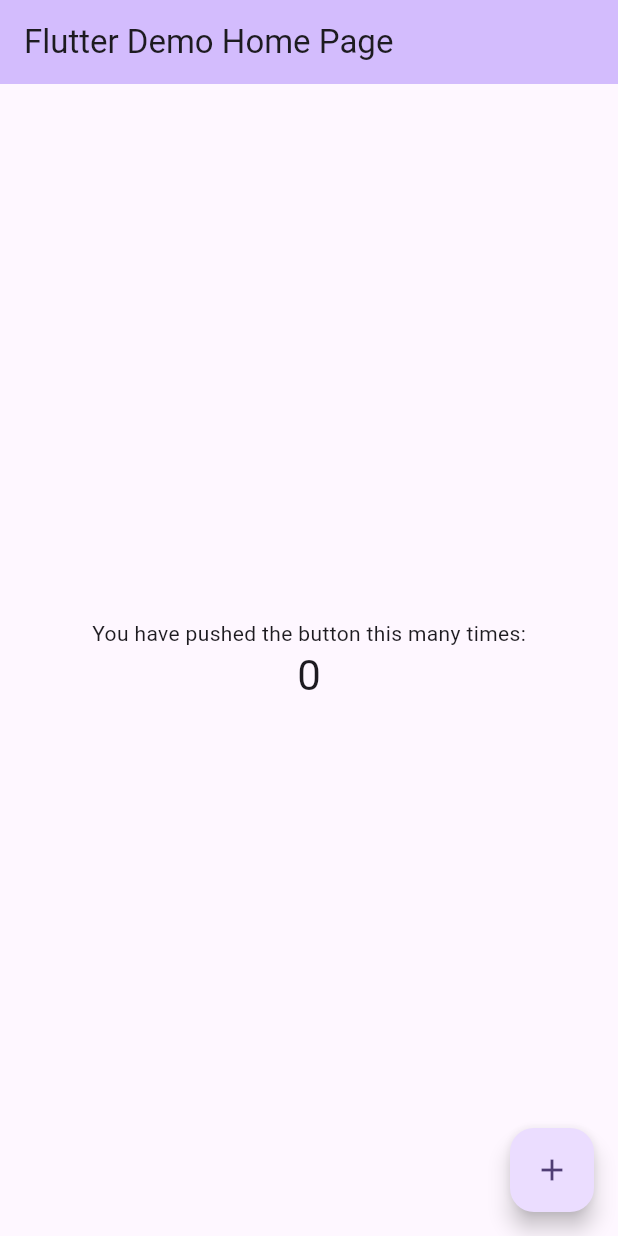
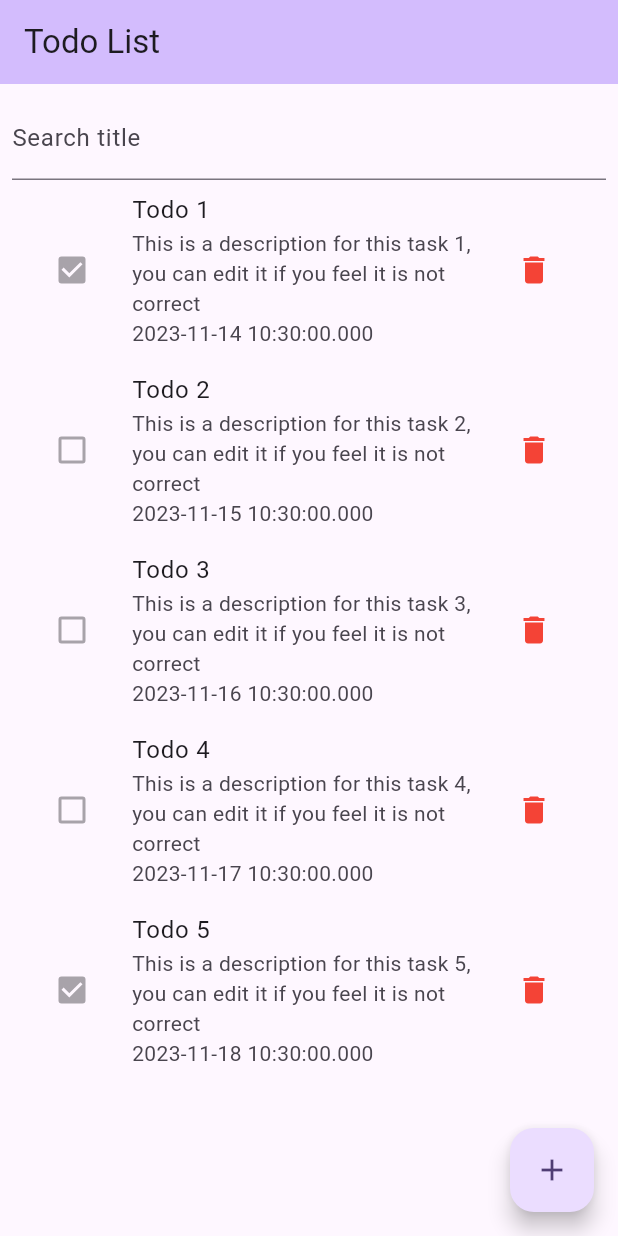
Before and after one commit to ThatPham2000/flutter_training, a Flutter app: the screen it shows after launch, on a phone screen of 412 x 824 dp. Run offline on Flutter 3.47's test engine with Material 2 defaults, Android fonts, the phone set to English and light mode, and no system bars.

Commit message:
Topic 2: UI and Routing

```diff
--- /dev/null
+++ b/todo_app/lib/home_page.dart
@@ -0,0 +1,120 @@
+import 'package:flutter/material.dart';
+import 'package:todo_app/add_todo_page.dart';
+import 'package:todo_app/edit_todo_page.dart';
+import 'package:todo_app/models/todo.dart';
+
+class HomePage extends StatefulWidget {
+  const HomePage({super.key, required this.title});
+
+  final String title;
+
+  @override
+  State<HomePage> createState() => _HomePageState();
+}
+
+class _HomePageState extends State<HomePage> {
+  final _todos = <Todo>[];
+  final _searchController = TextEditingController();
+
+  @override
+  void initState() {
+    _todos.addAll(List.generate(5, (index) {
+      return Todo(
+        id: '$index',
+        title: 'Todo ${index + 1}',
+        deadline: DateTime.now().add(Duration(days: index)),
+        description:
+            'This is a description for this task ${index + 1}, you can edit it if you feel it is not correct',
+        isComplete: index % 4 == 0,
+      );
+    }));
+    super.initState();
+  }
+
+  @override
+  void dispose() {
+    _searchController.dispose();
+    super.dispose();
+  }
+
+  @override
+  Widget build(BuildContext context) {
+    final showTodos =
+        _todos.where((e) => e.title.contains(_searchController.text)).toList();
+
+    return Scaffold(
+      appBar: AppBar(
+        backgroundColor: Theme.of(context).colorScheme.inversePrimary,
+        title: Text(widget.title),
+      ),
+      body: Padding(
+        padding: const EdgeInsets.all(8.0),
+        child: Column(
+          children: [
+            TextFormField(
+              controller: _searchController,
+              decoration: const InputDecoration(labelText: 'Search title'),
+              onChanged: (value) {
+                setState(() {});
+              },
+            ),
+            Expanded(
+              child: ListView.builder(
+                itemCount: showTodos.length,
+                itemBuilder: (context, index) {
+                  return ListTile(
+                    title: Text(showTodos[index].title),
+                    subtitle: showTodos[index].description == null
+                        ? null
+                        : Text(
+                            '${showTodos[index].description!}\n${showTodos[index].deadline}'),
+                    leading: Checkbox(
+                      value: showTodos[index].isComplete,
+                      onChanged: null,
+                    ),
+                    trailing: Tooltip(
+                      message: 'Delete',
+                      child: IconButton(
+                        icon: const Icon(Icons.delete, color: Colors.red),
+                        onPressed: () {
+                          setState(() {
+                            _todos.removeWhere(
+                                (e) => e.id == showTodos[index].id);
+                          });
+                        },
+                      ),
+                    ),
+                    onTap: () async {
+                      final newTodo = await Navigator.of(context).pushNamed(
+                          EditTodoPage.routeName,
+                          arguments: showTodos[index]);
+                      newTodo as Todo?;
+                      if (newTodo != null) {
+                        setState(() {
+                          _todos[_todos.indexWhere(
+                              (e) => e.id == showTodos[index].id)] = newTodo;
+                        });
+                      }
+                    },
+                  );
+                },
+              ),
+            ),
+          ],
+        ),
+      ),
+      floatingActionButton: FloatingActionButton(
+        onPressed: () async {
+          final newTodo =
+              await Navigator.of(context).pushNamed(AddTodoPage.routeName);
+          newTodo as Todo?;
+          if (newTodo != null) {
+            setState(() => _todos.add(newTodo));
+          }
+        },
+        tooltip: 'Add Todo',
+        child: const Icon(Icons.add),
+      ),
+    );
+  }
+}
--- a/todo_app/lib/main.dart
+++ b/todo_app/lib/main.dart
@@ -1,4 +1,5 @@
 import 'package:flutter/material.dart';
+import 'package:todo_app/routes/routes.dart';
 
 void main() {
   runApp(const MyApp());
@@ -7,119 +8,16 @@ void main() {
 class MyApp extends StatelessWidget {
   const MyApp({super.key});
 
-  // This widget is the root of your application.
   @override
   Widget build(BuildContext context) {
     return MaterialApp(
-      title: 'Flutter Demo',
+      title: 'Todo App',
+      debugShowCheckedModeBanner: false,
       theme: ThemeData(
-        // This is the theme of your application.
-        //
-        // TRY THIS: Try running your application with "flutter run". You'll see
-        // the application has a blue toolbar. Then, without quitting the app,
-        // try changing the seedColor in the colorScheme below to Colors.green
-        // and then invoke "hot reload" (save your changes or press the "hot
-        // reload" button in a Flutter-supported IDE, or press "r" if you used
-        // the command line to start the app).
-        //
-        // Notice that the counter didn't reset back to zero; the application
-        // state is not lost during the reload. To reset the state, use hot
-        // restart instead.
-        //
-        // This works for code too, not just values: Most code changes can be
-        // tested with just a hot reload.
         colorScheme: ColorScheme.fromSeed(seedColor: Colors.deepPurple),
         useMaterial3: true,
       ),
-      home: const MyHomePage(title: 'Flutter Demo Home Page'),
+      onGenerateRoute: (settings) => AppRoutes.onGenerateAppRoute(settings),
     );
   }
 }
-
-class MyHomePage extends StatefulWidget {
-  const MyHomePage({super.key, required this.title});
-
-  // This widget is the home page of your application. It is stateful, meaning
-  // that it has a State object (defined below) that contains fields that affect
-  // how it looks.
-
-  // This class is the configuration for the state. It holds the values (in this
-  // case the title) provided by the parent (in this case the App widget) and
-  // used by the build method of the State. Fields in a Widget subclass are
-  // always marked "final".
-
-  final String title;
-
-  @override
-  State<MyHomePage> createState() => _MyHomePageState();
-}
-
-class _MyHomePageState extends State<MyHomePage> {
-  int _counter = 0;
-
-  void _incrementCounter() {
-    setState(() {
-      // This call to setState tells the Flutter framework that something has
-      // changed in this State, which causes it to rerun the build method below
-      // so that the display can reflect the updated values. If we changed
-      // _counter without calling setState(), then the build method would not be
-      // called again, and so nothing would appear to happen.
-      _counter++;
-    });
-  }
-
-  @override
-  Widget build(BuildContext context) {
-    // This method is rerun every time setState is called, for instance as done
-    // by the _incrementCounter method above.
-    //
-    // The Flutter framework has been optimized to make rerunning build methods
-    // fast, so that you can just rebuild anything that needs updating rather
-    // than having to individually change instances of widgets.
-    return Scaffold(
-      appBar: AppBar(
-        // TRY THIS: Try changing the color here to a specific color (to
-        // Colors.amber, perhaps?) and trigger a hot reload to see the AppBar
-        // change color while the other colors stay the same.
-        backgroundColor: Theme.of(context).colorScheme.inversePrimary,
-        // Here we take the value from the MyHomePage object that was created by
-        // the App.build method, and use it to set our appbar title.
-        title: Text(widget.title),
-      ),
-      body: Center(
-        // Center is a layout widget. It takes a single child and positions it
-        // in the middle of the parent.
-        child: Column(
-          // Column is also a layout widget. It takes a list of children and
-          // arranges them vertically. By default, it sizes itself to fit its
-          // children horizontally, and tries to be as tall as its parent.
-          //
-          // Column has various properties to control how it sizes itself and
-          // how it positions its children. Here we use mainAxisAlignment to
-          // center the children vertically; the main axis here is the vertical
-          // axis because Columns are vertical (the cross axis would be
-          // horizontal).
-          //
-          // TRY THIS: Invoke "debug painting" (choose the "Toggle Debug Paint"
-          // action in the IDE, or press "p" in the console), to see the
-          // wireframe for each widget.
-          mainAxisAlignment: MainAxisAlignment.center,
-          children: <Widget>[
-            const Text(
-              'You have pushed the button this many times:',
-            ),
-            Text(
-              '$_counter',
-              style: Theme.of(context).textTheme.headlineMedium,
-            ),
-          ],
-        ),
-      ),
-      floatingActionButton: FloatingActionButton(
-        onPressed: _incrementCounter,
-        tooltip: 'Increment',
-        child: const Icon(Icons.add),
-      ), // This trailing comma makes auto-formatting nicer for build methods.
-    );
-  }
-}
--- /dev/null
+++ b/todo_app/lib/models/todo.dart
@@ -0,0 +1,30 @@
+class Todo {
+  final String id;
+  final String title;
+  final String? description;
+  final DateTime deadline;
+  final bool isComplete;
+
+  const Todo({
+    required this.id,
+    required this.title,
+    this.description,
+    required this.deadline,
+    this.isComplete = false,
+  });
+
+  Todo copyWith({
+    String? title,
+    String? description,
+    DateTime? deadline,
+    bool? isComplete,
+  }) {
+    return Todo(
+      id: id,
+      title: title ?? this.title,
+      description: description ?? this.description,
+      deadline: deadline ?? this.deadline,
+      isComplete: isComplete ?? this.isComplete,
+    );
+  }
+}
--- /dev/null
+++ b/todo_app/lib/routes/routes.dart
@@ -0,0 +1,24 @@
+import 'package:flutter/material.dart';
+import 'package:todo_app/add_todo_page.dart';
+import 'package:todo_app/edit_todo_page.dart';
+import 'package:todo_app/home_page.dart';
+import 'package:todo_app/models/todo.dart';
+import 'package:todo_app/unknown_page.dart';
+
+class AppRoutes {
+  static Route<dynamic>? onGenerateAppRoute(RouteSettings settings) {
+    switch (settings.name) {
+      case '/':
+        return MaterialPageRoute(
+            builder: (context) => const HomePage(title: 'Todo List'));
+      case AddTodoPage.routeName:
+        return MaterialPageRoute(builder: (context) => const AddTodoPage());
+      case EditTodoPage.routeName:
+        final todo = settings.arguments as Todo;
+        return MaterialPageRoute(
+          builder: (context) => EditTodoPage(todo: todo),
+        );
+    }
+    return MaterialPageRoute(builder: (ctx) => const UnknownPage());
+  }
+}
--- /dev/null
+++ b/todo_app/lib/utils/extension.dart
@@ -0,0 +1,3 @@
+extension NullableString on String? {
+  bool get isNullOrEmpty => this?.isEmpty ?? true;
+}
```
Also changed, not shown: todo_app/lib/add_todo_page.dart (added, +104 -0 lines), todo_app/lib/edit_todo_page.dart (added, +116 -0 lines), todo_app/lib/unknown_page.dart (added, +10 -0 lines).
